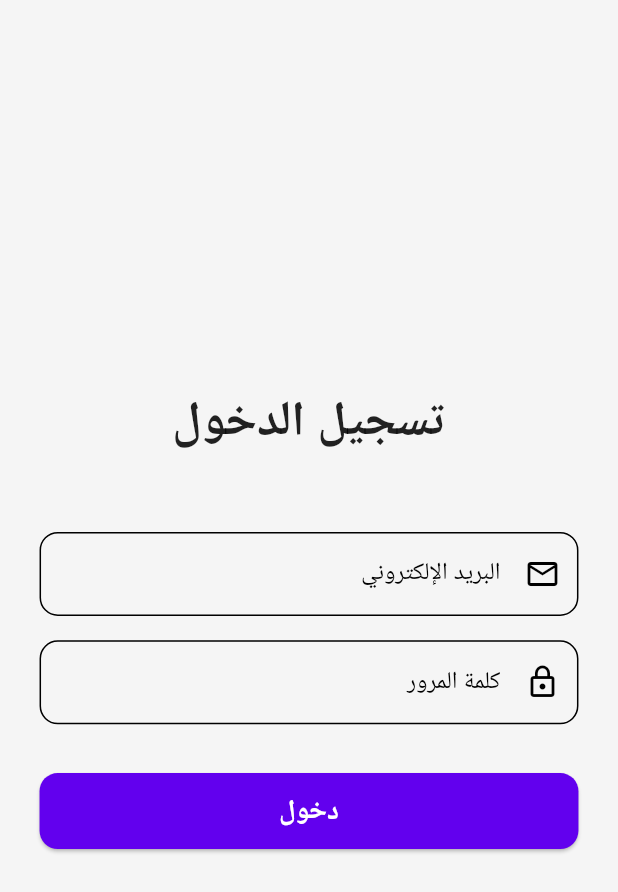
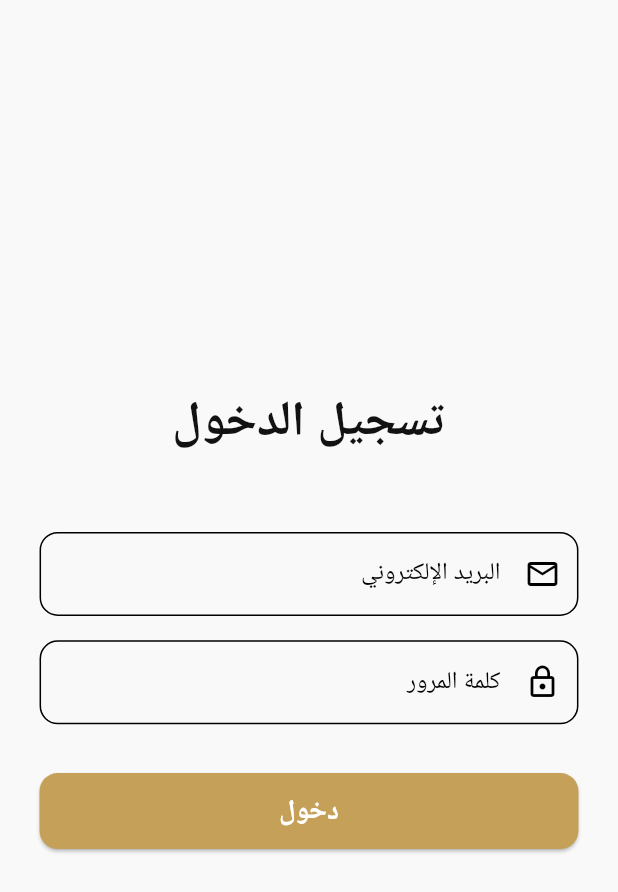
Before and after one commit to pavlysamir/barber_app, a Flutter app: the screen it shows after launch, on a phone screen of 412 x 824 dp. Shown: the top 892 px of the screen. Run offline on Flutter 3.47's test engine with Material 3 defaults, Android fonts, the phone set to English and light mode, and no system bars; our stand-ins replace animate_do, cloud_firestore, equatable, firebase_auth, firebase_core, flutter_bloc and 4 more; accounts and stored records are empty; Roboto replaces fonts that are missing (Cairo).

```diff
--- a/lib/core/theme/app_colors.dart
+++ b/lib/core/theme/app_colors.dart
@@ -1,30 +1,37 @@
 import 'package:flutter/material.dart';
 
 class AppColors {
-  // Primary colors
-  static const Color primary = Color(0xFF6200EE);
-  static const Color primaryDark = Color(0xFF3700B3);
-  static const Color accent = Color(0xFF03DAC6);
+  // Brand Colors (from Sebly Logo)
+  static const Color gold = Color(0xFFC5A059);
+  static const Color goldLight = Color(0xFFE5C185);
+  static const Color goldDark = Color(0xFF947A3B);
+
+  // Black & Charcoals
+  static const Color black = Color(0xFF0D0D0D);
+  static const Color charcoal = Color(0xFF1A1A1A);
+  static const Color grey = Color(0xFF2C2C2C);
+
+  // Functional Primary
+  static const Color primary = gold;
+  static const Color primaryDark = goldDark;
+  static const Color accent = Color(0xFFB22222); // Barber pole red
 
   // Background colors
-  static const Color backgroundLight = Color(0xFFF5F5F5);
-  static const Color backgroundDark = Color(0xFF121212);
+  static const Color backgroundLight = Color(0xFFF9F9F9);
+  static const Color backgroundDark = black;
 
   // Surface colors
   static const Color surfaceLight = Colors.white;
-  static const Color surfaceDark = Color(0xFF1E1E1E);
+  static const Color surfaceDark = charcoal;
 
   // Text colors
-  static const Color textPrimaryLight = Colors.black87;
-  static const Color textSecondaryLight = Colors.black54;
-  static const Color textPrimaryDark = Colors.white;
-  static const Color textSecondaryDark = Colors.white70;
+  static const Color textPrimaryLight = Color(0xFF121212);
+  static const Color textSecondaryLight = Color(0xFF757575);
+  static const Color textPrimaryDark = Color(0xFFE0E0E0);
+  static const Color textSecondaryDark = Color(0xFFB0B0B0);
 
   // Status colors
-  static const Color error = Color(0xFFB00020);
+  static const Color error = Color(0xFFCF6679);
   static const Color success = Color(0xFF4CAF50);
   static const Color warning = Color(0xFFFFC107);
-
-  // Barber shop specific
-  static const Color gold = Color(0xFFFFD700);
 }
--- a/lib/core/theme/app_theme.dart
+++ b/lib/core/theme/app_theme.dart
@@ -11,7 +11,8 @@ class AppTheme {
       scaffoldBackgroundColor: AppColors.backgroundLight,
       colorScheme: const ColorScheme.light(
         primary: AppColors.primary,
-        secondary: AppColors.accent,
+        onPrimary: Colors.white,
+        secondary: AppColors.charcoal,
         surface: AppColors.surfaceLight,
         error: AppColors.error,
       ),
@@ -22,7 +23,22 @@ class AppTheme {
       appBarTheme: const AppBarTheme(
         backgroundColor: AppColors.surfaceLight,
         foregroundColor: AppColors.textPrimaryLight,
+        centerTitle: true,
         elevation: 0,
+      ),
+      elevatedButtonTheme: ElevatedButtonThemeData(
+        style: ElevatedButton.styleFrom(
+          backgroundColor: AppColors.primary,
+          foregroundColor: Colors.white,
+          shape: RoundedRectangleBorder(
+            borderRadius: BorderRadius.circular(12),
+          ),
+        ),
+      ),
+      cardTheme: CardThemeData(
+        color: AppColors.surfaceLight,
+        elevation: 2,
+        shape: RoundedRectangleBorder(borderRadius: BorderRadius.circular(16)),
       ),
     );
   }
@@ -35,7 +51,8 @@ class AppTheme {
       scaffoldBackgroundColor: AppColors.backgroundDark,
       colorScheme: const ColorScheme.dark(
         primary: AppColors.primary,
-        secondary: AppColors.accent,
+        onPrimary: Colors.white,
+        secondary: AppColors.gold,
         surface: AppColors.surfaceDark,
         error: AppColors.error,
       ),
@@ -44,9 +61,24 @@ class AppTheme {
         displayColor: AppColors.textPrimaryDark,
       ),
       appBarTheme: const AppBarTheme(
-        backgroundColor: AppColors.surfaceDark,
-        foregroundColor: AppColors.textPrimaryDark,
+        backgroundColor: AppColors.black,
+        foregroundColor: AppColors.gold,
+        centerTitle: true,
         elevation: 0,
+      ),
+      elevatedButtonTheme: ElevatedButtonThemeData(
+        style: ElevatedButton.styleFrom(
+          backgroundColor: AppColors.primary,
+          foregroundColor: Colors.white,
+          shape: RoundedRectangleBorder(
+            borderRadius: BorderRadius.circular(12),
+          ),
+        ),
+      ),
+      cardTheme: CardThemeData(
+        color: AppColors.surfaceDark,
+        elevation: 0,
+        shape: RoundedRectangleBorder(borderRadius: BorderRadius.circular(16)),
       ),
     );
   }
--- a/lib/features/auth/presentation/screens/login_screen.dart
+++ b/lib/features/auth/presentation/screens/login_screen.dart
@@ -1,3 +1,4 @@
+import 'package:barber_app/core/theme/app_colors.dart';
 import 'package:flutter/material.dart';
 import 'package:flutter_bloc/flutter_bloc.dart';
 import 'package:flutter_screenutil/flutter_screenutil.dart';
@@ -48,7 +49,10 @@ class _LoginScreenState extends State<LoginScreen> {
                 listener: (context, state) {
                   if (state is AuthError) {
                     ScaffoldMessenger.of(context).showSnackBar(
-                      SnackBar(content: Text(state.message)),
+                      SnackBar(
+                        content: Text(state.message),
+                        backgroundColor: AppColors.accent,
+                      ),
                     );
                   }
                 },
@@ -58,9 +62,9 @@ class _LoginScreenState extends State<LoginScreen> {
                     isLoading: state is AuthLoading,
                     onPressed: () {
                       context.read<AuthCubit>().login(
-                            _emailController.text,
-                            _passwordController.text,
-                          );
+                        _emailController.text,
+                        _passwordController.text,
+                      );
                     },
                   );
                 },
--- a/lib/features/employee/presentation/screens/dashboard_screen.dart
+++ b/lib/features/employee/presentation/screens/dashboard_screen.dart
@@ -36,9 +36,18 @@ class _EmployeeDashboardScreenState extends State<EmployeeDashboardScreen> {
         ),
         automaticallyImplyLeading: false,
         actions: [
-          IconButton(
-            icon: const Icon(Icons.logout),
-            onPressed: () => context.read<AuthCubit>().logout(),
+          BlocConsumer<AuthCubit, AuthState>(
+            listener: (context, state) {
+              if (state is AuthLogout) {
+                Navigator.pushReplacementNamed(context, '/');
+              }
+            },
+            builder: (context, state) {
+              return IconButton(
+                icon: const Icon(Icons.logout),
+                onPressed: () => context.read<AuthCubit>().logout(),
+              );
+            },
           ),
         ],
       ),
@@ -51,9 +60,6 @@ class _EmployeeDashboardScreenState extends State<EmployeeDashboardScreen> {
                 backgroundColor: Colors.red,
               ),
             );
-          }
-          if (state is AuthLogout) {
-            Navigator.pushReplacementNamed(context, '/');
           }
         },
         child: BlocBuilder<EmployeeCubit, EmployeeState>(
```
Also changed, not shown: pubspec.yaml (+10 -4 lines), assets/images/sebly_icon.png (added), pubspec.lock, 29 other files.
